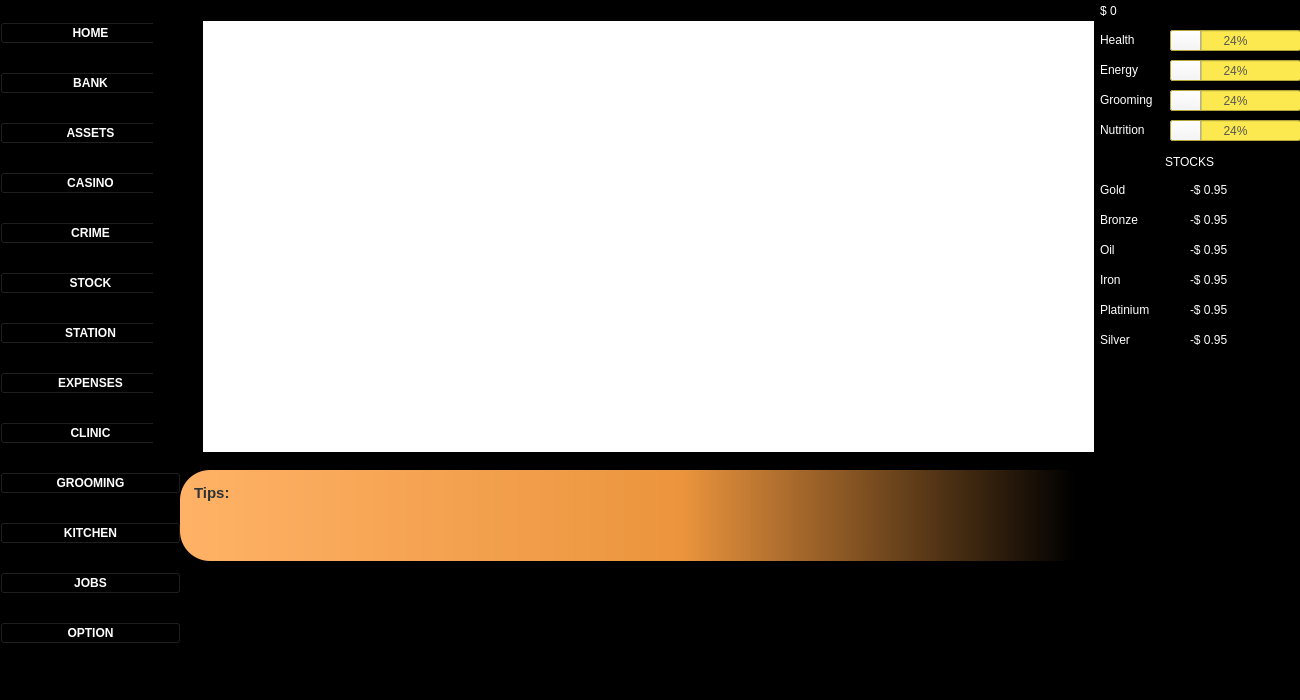
First picture: the form in mainwindow.ui, repository ib-Jkid/cpp_game_VitualB-R, before the edit.
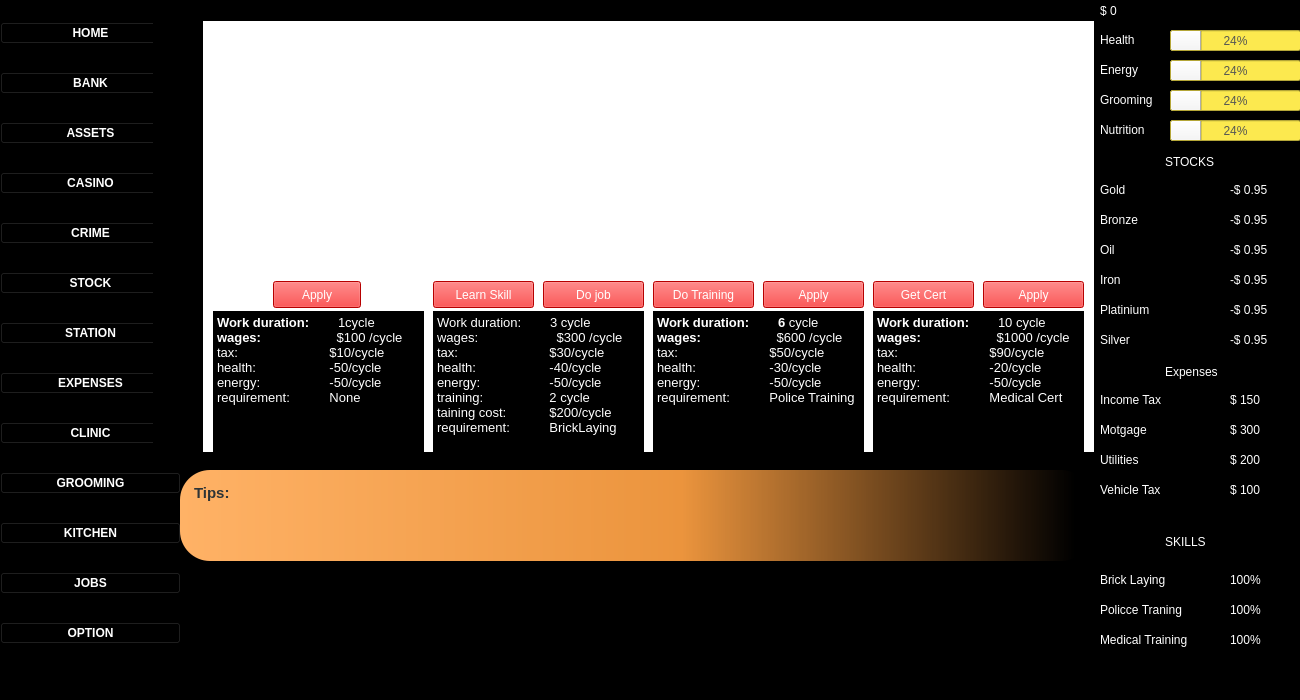
Second picture: the form after the edit. The open tabs and pages were chosen to show the change. Icons and pictures are not drawn.

The edit to the form file:
```diff
--- a/mainwindow.ui
+++ b/mainwindow.ui
@@ -3890,8 +3890,277 @@
        <property name="styleSheet">
         <string notr="true">font-size: 30px;</string>
        </property>
+      </widget>
+      <widget class="QWidget" name="widget_51" native="true">
+       <property name="geometry">
+        <rect>
+         <x>450</x>
+         <y>10</y>
+         <width>211</width>
+         <height>241</height>
+        </rect>
+       </property>
+       <property name="styleSheet">
+        <string notr="true">border-image: url(:/images/images/policeOfficer.png);</string>
+       </property>
+      </widget>
+      <widget class="QWidget" name="widget_52" native="true">
+       <property name="geometry">
+        <rect>
+         <x>230</x>
+         <y>10</y>
+         <width>211</width>
+         <height>241</height>
+        </rect>
+       </property>
+       <property name="styleSheet">
+        <string notr="true">border-image: url(:/images/images/brickLaying.jpg);</string>
+       </property>
+      </widget>
+      <widget class="QWidget" name="widget_53" native="true">
+       <property name="geometry">
+        <rect>
+         <x>10</x>
+         <y>10</y>
+         <width>211</width>
+         <height>241</height>
+        </rect>
+       </property>
+       <property name="styleSheet">
+        <string notr="true">border-image:url(:/images/images/hardlabour.jpg)</string>
+       </property>
+      </widget>
+      <widget class="QPushButton" name="pushButton_4">
+       <property name="geometry">
+        <rect>
+         <x>70</x>
+         <y>260</y>
+         <width>88</width>
+         <height>27</height>
+        </rect>
+       </property>
+       <property name="styleSheet">
+        <string notr="true">background-color: red;
+color: white;</string>
+       </property>
        <property name="text">
-        <string>Comming Soon</string>
+        <string>Apply</string>
+       </property>
+      </widget>
+      <widget class="QTextEdit" name="textEdit_6">
+       <property name="geometry">
+        <rect>
+         <x>10</x>
+         <y>290</y>
+         <width>211</width>
+         <height>141</height>
+        </rect>
+       </property>
+       <property name="styleSheet">
+        <string notr="true">border: none;
+background-color:  black;
+color:: white;
+</string>
+       </property>
+       <property name="html">
+        <string>&lt;!DOCTYPE HTML PUBLIC &quot;-//W3C//DTD HTML 4.0//EN&quot; &quot;http://www.w3.org/TR/REC-html40/strict.dtd&quot;&gt;
+&lt;html&gt;&lt;head&gt;&lt;meta name=&quot;qrichtext&quot; content=&quot;1&quot; /&gt;&lt;style type=&quot;text/css&quot;&gt;
+p, li { white-space: pre-wrap; }
+&lt;/style&gt;&lt;/head&gt;&lt;body style=&quot; font-family:'Cantarell'; font-size:11pt; font-weight:400; font-style:normal;&quot;&gt;
+&lt;p align=&quot;justify&quot; style=&quot; margin-top:0px; margin-bottom:0px; margin-left:0px; margin-right:0px; -qt-block-indent:0; text-indent:0px;&quot;&gt;&lt;span style=&quot; font-family:'Cantarell'; font-size:10pt; font-weight:600;&quot;&gt;Work duration:        &lt;/span&gt;&lt;span style=&quot; font-family:'Cantarell'; font-size:10pt;&quot;&gt;1cycle&lt;/span&gt;&lt;/p&gt;
+&lt;p align=&quot;justify&quot; style=&quot; margin-top:0px; margin-bottom:0px; margin-left:0px; margin-right:0px; -qt-block-indent:0; text-indent:0px;&quot;&gt;&lt;span style=&quot; font-family:'Cantarell'; font-size:10pt; font-weight:600;&quot;&gt;wages: 	           &lt;/span&gt;&lt;span style=&quot; font-family:'Cantarell'; font-size:10pt;&quot;&gt;$100 /cycle&lt;/span&gt;&lt;/p&gt;
+&lt;p align=&quot;justify&quot; style=&quot; margin-top:0px; margin-bottom:0px; margin-left:0px; margin-right:0px; -qt-block-indent:0; text-indent:0px;&quot;&gt;&lt;span style=&quot; font-family:'Cantarell'; font-size:10pt;&quot;&gt;tax:	         $10/cycle&lt;/span&gt;&lt;/p&gt;
+&lt;p align=&quot;justify&quot; style=&quot; margin-top:0px; margin-bottom:0px; margin-left:0px; margin-right:0px; -qt-block-indent:0; text-indent:0px;&quot;&gt;&lt;span style=&quot; font-family:'Cantarell'; font-size:10pt;&quot;&gt;health: 	         -50/cycle&lt;/span&gt;&lt;/p&gt;
+&lt;p align=&quot;justify&quot; style=&quot; margin-top:0px; margin-bottom:0px; margin-left:0px; margin-right:0px; -qt-block-indent:0; text-indent:0px;&quot;&gt;&lt;span style=&quot; font-family:'Cantarell'; font-size:10pt;&quot;&gt;energy:	         -50/cycle&lt;/span&gt;&lt;/p&gt;
+&lt;p align=&quot;justify&quot; style=&quot; margin-top:0px; margin-bottom:0px; margin-left:0px; margin-right:0px; -qt-block-indent:0; text-indent:0px;&quot;&gt;&lt;span style=&quot; font-family:'Cantarell'; font-size:10pt;&quot;&gt;requirement:	         None&lt;/span&gt;&lt;/p&gt;&lt;/body&gt;&lt;/html&gt;</string>
+       </property>
+      </widget>
+      <widget class="QPushButton" name="pushButton_5">
+       <property name="geometry">
+        <rect>
+         <x>230</x>
+         <y>260</y>
+         <width>101</width>
+         <height>27</height>
+        </rect>
+       </property>
+       <property name="styleSheet">
+        <string notr="true">background-color: red;
+color: white;</string>
+       </property>
+       <property name="text">
+        <string>Learn Skill</string>
+       </property>
+      </widget>
+      <widget class="QPushButton" name="pushButton_6">
+       <property name="geometry">
+        <rect>
+         <x>340</x>
+         <y>260</y>
+         <width>101</width>
+         <height>27</height>
+        </rect>
+       </property>
+       <property name="styleSheet">
+        <string notr="true">background-color: red;
+color: white;</string>
+       </property>
+       <property name="text">
+        <string>Do job</string>
+       </property>
+      </widget>
+      <widget class="QTextEdit" name="textEdit_7">
+       <property name="geometry">
+        <rect>
+         <x>230</x>
+         <y>290</y>
+         <width>211</width>
+         <height>141</height>
+        </rect>
+       </property>
+       <property name="styleSheet">
+        <string notr="true">border: none;
+background-color:  black;
+color:: white;
+</string>
+       </property>
+       <property name="html">
+        <string>&lt;!DOCTYPE HTML PUBLIC &quot;-//W3C//DTD HTML 4.0//EN&quot; &quot;http://www.w3.org/TR/REC-html40/strict.dtd&quot;&gt;
+&lt;html&gt;&lt;head&gt;&lt;meta name=&quot;qrichtext&quot; content=&quot;1&quot; /&gt;&lt;style type=&quot;text/css&quot;&gt;
+p, li { white-space: pre-wrap; }
+&lt;/style&gt;&lt;/head&gt;&lt;body style=&quot; font-family:'Cantarell'; font-size:11pt; font-weight:400; font-style:normal;&quot;&gt;
+&lt;p align=&quot;justify&quot; style=&quot; margin-top:0px; margin-bottom:0px; margin-left:0px; margin-right:0px; -qt-block-indent:0; text-indent:0px;&quot;&gt;&lt;span style=&quot; font-family:'Cantarell'; font-size:10pt;&quot;&gt;Work duration:        3 cycle&lt;/span&gt;&lt;/p&gt;
+&lt;p align=&quot;justify&quot; style=&quot; margin-top:0px; margin-bottom:0px; margin-left:0px; margin-right:0px; -qt-block-indent:0; text-indent:0px;&quot;&gt;&lt;span style=&quot; font-family:'Cantarell'; font-size:10pt;&quot;&gt;wages: &lt;/span&gt;&lt;span style=&quot; font-family:'Cantarell'; font-size:10pt; font-weight:600;&quot;&gt;	           &lt;/span&gt;&lt;span style=&quot; font-family:'Cantarell'; font-size:10pt;&quot;&gt;$300 /cycle&lt;/span&gt;&lt;/p&gt;
+&lt;p align=&quot;justify&quot; style=&quot; margin-top:0px; margin-bottom:0px; margin-left:0px; margin-right:0px; -qt-block-indent:0; text-indent:0px;&quot;&gt;&lt;span style=&quot; font-family:'Cantarell'; font-size:10pt;&quot;&gt;tax:	         $30/cycle&lt;/span&gt;&lt;/p&gt;
+&lt;p align=&quot;justify&quot; style=&quot; margin-top:0px; margin-bottom:0px; margin-left:0px; margin-right:0px; -qt-block-indent:0; text-indent:0px;&quot;&gt;&lt;span style=&quot; font-family:'Cantarell'; font-size:10pt;&quot;&gt;health: 	         -40/cycle&lt;/span&gt;&lt;/p&gt;
+&lt;p align=&quot;justify&quot; style=&quot; margin-top:0px; margin-bottom:0px; margin-left:0px; margin-right:0px; -qt-block-indent:0; text-indent:0px;&quot;&gt;&lt;span style=&quot; font-family:'Cantarell'; font-size:10pt;&quot;&gt;energy:	         -50/cycle&lt;/span&gt;&lt;/p&gt;
+&lt;p align=&quot;justify&quot; style=&quot; margin-top:0px; margin-bottom:0px; margin-left:0px; margin-right:0px; -qt-block-indent:0; text-indent:0px;&quot;&gt;&lt;span style=&quot; font-family:'Cantarell'; font-size:10pt;&quot;&gt;training:	         2 cycle&lt;/span&gt;&lt;/p&gt;
+&lt;p align=&quot;justify&quot; style=&quot; margin-top:0px; margin-bottom:0px; margin-left:0px; margin-right:0px; -qt-block-indent:0; text-indent:0px;&quot;&gt;&lt;span style=&quot; font-family:'Cantarell'; font-size:10pt;&quot;&gt;taining cost: 	         $200/cycle&lt;/span&gt;&lt;/p&gt;
+&lt;p align=&quot;justify&quot; style=&quot; margin-top:0px; margin-bottom:0px; margin-left:0px; margin-right:0px; -qt-block-indent:0; text-indent:0px;&quot;&gt;&lt;span style=&quot; font-family:'Cantarell'; font-size:10pt;&quot;&gt;requirement:	         BrickLaying&lt;/span&gt;&lt;/p&gt;&lt;/body&gt;&lt;/html&gt;</string>
+       </property>
+      </widget>
+      <widget class="QPushButton" name="pushButton_7">
+       <property name="geometry">
+        <rect>
+         <x>560</x>
+         <y>260</y>
+         <width>101</width>
+         <height>27</height>
+        </rect>
+       </property>
+       <property name="styleSheet">
+        <string notr="true">background-color: red;
+color: white;</string>
+       </property>
+       <property name="text">
+        <string>Apply</string>
+       </property>
+      </widget>
+      <widget class="QPushButton" name="pushButton_8">
+       <property name="geometry">
+        <rect>
+         <x>450</x>
+         <y>260</y>
+         <width>101</width>
+         <height>27</height>
+        </rect>
+       </property>
+       <property name="styleSheet">
+        <string notr="true">background-color: red;
+color: white;</string>
+       </property>
+       <property name="text">
+        <string>Do Training</string>
+       </property>
+      </widget>
+      <widget class="QTextEdit" name="textEdit_8">
+       <property name="geometry">
+        <rect>
+         <x>450</x>
+         <y>290</y>
+         <width>211</width>
+         <height>141</height>
+        </rect>
+       </property>
+       <property name="styleSheet">
+        <string notr="true">border: none;
+background-color:  black;
+color:: white;
+</string>
+       </property>
+       <property name="html">
+        <string>&lt;!DOCTYPE HTML PUBLIC &quot;-//W3C//DTD HTML 4.0//EN&quot; &quot;http://www.w3.org/TR/REC-html40/strict.dtd&quot;&gt;
+&lt;html&gt;&lt;head&gt;&lt;meta name=&quot;qrichtext&quot; content=&quot;1&quot; /&gt;&lt;style type=&quot;text/css&quot;&gt;
+p, li { white-space: pre-wrap; }
+&lt;/style&gt;&lt;/head&gt;&lt;body style=&quot; font-family:'Cantarell'; font-size:11pt; font-weight:400; font-style:normal;&quot;&gt;
+&lt;p align=&quot;justify&quot; style=&quot; margin-top:0px; margin-bottom:0px; margin-left:0px; margin-right:0px; -qt-block-indent:0; text-indent:0px;&quot;&gt;&lt;span style=&quot; font-family:'Cantarell'; font-size:10pt; font-weight:600;&quot;&gt;Work duration:        6 &lt;/span&gt;&lt;span style=&quot; font-family:'Cantarell'; font-size:10pt;&quot;&gt;cycle&lt;/span&gt;&lt;/p&gt;
+&lt;p align=&quot;justify&quot; style=&quot; margin-top:0px; margin-bottom:0px; margin-left:0px; margin-right:0px; -qt-block-indent:0; text-indent:0px;&quot;&gt;&lt;span style=&quot; font-family:'Cantarell'; font-size:10pt; font-weight:600;&quot;&gt;wages: 	           &lt;/span&gt;&lt;span style=&quot; font-family:'Cantarell'; font-size:10pt;&quot;&gt;$600 /cycle&lt;/span&gt;&lt;/p&gt;
+&lt;p align=&quot;justify&quot; style=&quot; margin-top:0px; margin-bottom:0px; margin-left:0px; margin-right:0px; -qt-block-indent:0; text-indent:0px;&quot;&gt;&lt;span style=&quot; font-family:'Cantarell'; font-size:10pt;&quot;&gt;tax:	         $50/cycle&lt;/span&gt;&lt;/p&gt;
+&lt;p align=&quot;justify&quot; style=&quot; margin-top:0px; margin-bottom:0px; margin-left:0px; margin-right:0px; -qt-block-indent:0; text-indent:0px;&quot;&gt;&lt;span style=&quot; font-family:'Cantarell'; font-size:10pt;&quot;&gt;health: 	         -30/cycle&lt;/span&gt;&lt;/p&gt;
+&lt;p align=&quot;justify&quot; style=&quot; margin-top:0px; margin-bottom:0px; margin-left:0px; margin-right:0px; -qt-block-indent:0; text-indent:0px;&quot;&gt;&lt;span style=&quot; font-family:'Cantarell'; font-size:10pt;&quot;&gt;energy:	         -50/cycle&lt;/span&gt;&lt;/p&gt;
+&lt;p align=&quot;justify&quot; style=&quot; margin-top:0px; margin-bottom:0px; margin-left:0px; margin-right:0px; -qt-block-indent:0; text-indent:0px;&quot;&gt;&lt;span style=&quot; font-family:'Cantarell'; font-size:10pt;&quot;&gt;requirement:	         Police Training&lt;/span&gt;&lt;/p&gt;&lt;/body&gt;&lt;/html&gt;</string>
+       </property>
+      </widget>
+      <widget class="QPushButton" name="pushButton_9">
+       <property name="geometry">
+        <rect>
+         <x>780</x>
+         <y>260</y>
+         <width>101</width>
+         <height>27</height>
+        </rect>
+       </property>
+       <property name="styleSheet">
+        <string notr="true">background-color: red;
+color: white;</string>
+       </property>
+       <property name="text">
+        <string>Apply</string>
+       </property>
+      </widget>
+      <widget class="QPushButton" name="pushButton_10">
+       <property name="geometry">
+        <rect>
+         <x>670</x>
+         <y>260</y>
+         <width>101</width>
+         <height>27</height>
+        </rect>
+       </property>
+       <property name="styleSheet">
+        <string notr="true">background-color: red;
+color: white;</string>
+       </property>
+       <property name="text">
+        <string>Get Cert</string>
+       </property>
+      </widget>
+      <widget class="QTextEdit" name="textEdit_9">
+       <property name="geometry">
+        <rect>
+         <x>670</x>
+         <y>290</y>
+         <width>211</width>
+         <height>141</height>
+        </rect>
+       </property>
+       <property name="styleSheet">
+        <string notr="true">border: none;
+background-color:  black;
+color:: white;
+</string>
+       </property>
+       <property name="html">
+        <string>&lt;!DOCTYPE HTML PUBLIC &quot;-//W3C//DTD HTML 4.0//EN&quot; &quot;http://www.w3.org/TR/REC-html40/strict.dtd&quot;&gt;
+&lt;html&gt;&lt;head&gt;&lt;meta name=&quot;qrichtext&quot; content=&quot;1&quot; /&gt;&lt;style type=&quot;text/css&quot;&gt;
+p, li { white-space: pre-wrap; }
+&lt;/style&gt;&lt;/head&gt;&lt;body style=&quot; font-family:'Cantarell'; font-size:11pt; font-weight:400; font-style:normal;&quot;&gt;
+&lt;p align=&quot;justify&quot; style=&quot; margin-top:0px; margin-bottom:0px; margin-left:0px; margin-right:0px; -qt-block-indent:0; text-indent:0px;&quot;&gt;&lt;span style=&quot; font-family:'Cantarell'; font-size:10pt; font-weight:600;&quot;&gt;Work duration:        &lt;/span&gt;&lt;span style=&quot; font-family:'Cantarell'; font-size:10pt;&quot;&gt;10 cycle&lt;/span&gt;&lt;/p&gt;
+&lt;p align=&quot;justify&quot; style=&quot; margin-top:0px; margin-bottom:0px; margin-left:0px; margin-right:0px; -qt-block-indent:0; text-indent:0px;&quot;&gt;&lt;span style=&quot; font-family:'Cantarell'; font-size:10pt; font-weight:600;&quot;&gt;wages: 	           &lt;/span&gt;&lt;span style=&quot; font-family:'Cantarell'; font-size:10pt;&quot;&gt;$1000 /cycle&lt;/span&gt;&lt;/p&gt;
+&lt;p align=&quot;justify&quot; style=&quot; margin-top:0px; margin-bottom:0px; margin-left:0px; margin-right:0px; -qt-block-indent:0; text-indent:0px;&quot;&gt;&lt;span style=&quot; font-family:'Cantarell'; font-size:10pt;&quot;&gt;tax:	         $90/cycle&lt;/span&gt;&lt;/p&gt;
+&lt;p align=&quot;justify&quot; style=&quot; margin-top:0px; margin-bottom:0px; margin-left:0px; margin-right:0px; -qt-block-indent:0; text-indent:0px;&quot;&gt;&lt;span style=&quot; font-family:'Cantarell'; font-size:10pt;&quot;&gt;health: 	         -20/cycle&lt;/span&gt;&lt;/p&gt;
+&lt;p align=&quot;justify&quot; style=&quot; margin-top:0px; margin-bottom:0px; margin-left:0px; margin-right:0px; -qt-block-indent:0; text-indent:0px;&quot;&gt;&lt;span style=&quot; font-family:'Cantarell'; font-size:10pt;&quot;&gt;energy:	         -50/cycle&lt;/span&gt;&lt;/p&gt;
+&lt;p align=&quot;justify&quot; style=&quot; margin-top:0px; margin-bottom:0px; margin-left:0px; margin-right:0px; -qt-block-indent:0; text-indent:0px;&quot;&gt;&lt;span style=&quot; font-family:'Cantarell'; font-size:10pt;&quot;&gt;requirement:	         Medical Cert&lt;/span&gt;&lt;/p&gt;&lt;/body&gt;&lt;/html&gt;</string>
        </property>
       </widget>
      </widget>
@@ -4186,7 +4455,7 @@
    <widget class="QLabel" name="goldStatLabel">
     <property name="geometry">
      <rect>
-      <x>1190</x>
+      <x>1230</x>
       <y>180</y>
       <width>67</width>
       <height>19</height>
@@ -4199,7 +4468,7 @@
    <widget class="QLabel" name="bronzeStatLabel">
     <property name="geometry">
      <rect>
-      <x>1190</x>
+      <x>1230</x>
       <y>210</y>
       <width>67</width>
       <height>19</height>
@@ -4212,7 +4481,7 @@
    <widget class="QLabel" name="crudeStatLabel">
     <property name="geometry">
      <rect>
-      <x>1190</x>
+      <x>1230</x>
       <y>240</y>
       <width>67</width>
       <height>19</height>
@@ -4225,7 +4494,7 @@
    <widget class="QLabel" name="ironStatLabel">
     <property name="geometry">
      <rect>
-      <x>1190</x>
+      <x>1230</x>
       <y>270</y>
       <width>67</width>
       <height>19</height>
@@ -4238,7 +4507,7 @@
    <widget class="QLabel" name="platinumStatLabel">
     <property name="geometry">
      <rect>
-      <x>1190</x>
+      <x>1230</x>
       <y>300</y>
       <width>67</width>
       <height>19</height>
@@ -4251,7 +4520,7 @@
    <widget class="QLabel" name="silverStatLabel">
     <property name="geometry">
      <rect>
-      <x>1190</x>
+      <x>1230</x>
       <y>330</y>
       <width>67</width>
       <height>19</height>
@@ -4294,6 +4563,214 @@
 &lt;p style=&quot;-qt-paragraph-type:empty; margin-top:0px; margin-bottom:0px; margin-left:0px; margin-right:0px; -qt-block-indent:0; text-indent:0px; font-family:'Cantarell';&quot;&gt;&lt;br /&gt;&lt;/p&gt;&lt;/body&gt;&lt;/html&gt;</string>
     </property>
    </widget>
+   <widget class="QLabel" name="label_49">
+    <property name="geometry">
+     <rect>
+      <x>1100</x>
+      <y>570</y>
+      <width>91</width>
+      <height>19</height>
+     </rect>
+    </property>
+    <property name="text">
+     <string>Brick Laying</string>
+    </property>
+   </widget>
+   <widget class="QLabel" name="label_50">
+    <property name="geometry">
+     <rect>
+      <x>1100</x>
+      <y>630</y>
+      <width>121</width>
+      <height>19</height>
+     </rect>
+    </property>
+    <property name="text">
+     <string>Medical Training</string>
+    </property>
+   </widget>
+   <widget class="QLabel" name="crudeStatLabel_2">
+    <property name="geometry">
+     <rect>
+      <x>1230</x>
+      <y>630</y>
+      <width>67</width>
+      <height>19</height>
+     </rect>
+    </property>
+    <property name="text">
+     <string>100%</string>
+    </property>
+   </widget>
+   <widget class="QLabel" name="goldStatLabel_2">
+    <property name="geometry">
+     <rect>
+      <x>1230</x>
+      <y>570</y>
+      <width>67</width>
+      <height>19</height>
+     </rect>
+    </property>
+    <property name="text">
+     <string>100%</string>
+    </property>
+   </widget>
+   <widget class="QLabel" name="bronzeStatLabel_2">
+    <property name="geometry">
+     <rect>
+      <x>1230</x>
+      <y>600</y>
+      <width>67</width>
+      <height>19</height>
+     </rect>
+    </property>
+    <property name="text">
+     <string>100%</string>
+    </property>
+   </widget>
+   <widget class="QLabel" name="label_51">
+    <property name="geometry">
+     <rect>
+      <x>1100</x>
+      <y>600</y>
+      <width>111</width>
+      <height>19</height>
+     </rect>
+    </property>
+    <property name="text">
+     <string>Policce Traning</string>
+    </property>
+   </widget>
+   <widget class="QPlainTextEdit" name="plainTextEdit_6">
+    <property name="geometry">
+     <rect>
+      <x>1160</x>
+      <y>530</y>
+      <width>104</width>
+      <height>31</height>
+     </rect>
+    </property>
+    <property name="plainText">
+     <string>SKILLS</string>
+    </property>
+   </widget>
+   <widget class="QLabel" name="label_52">
+    <property name="geometry">
+     <rect>
+      <x>1100</x>
+      <y>450</y>
+      <width>67</width>
+      <height>19</height>
+     </rect>
+    </property>
+    <property name="text">
+     <string>Utilities</string>
+    </property>
+   </widget>
+   <widget class="QLabel" name="ironStatLabel_2">
+    <property name="geometry">
+     <rect>
+      <x>1230</x>
+      <y>390</y>
+      <width>67</width>
+      <height>19</height>
+     </rect>
+    </property>
+    <property name="text">
+     <string>$ 150</string>
+    </property>
+   </widget>
+   <widget class="QLabel" name="label_53">
+    <property name="geometry">
+     <rect>
+      <x>1100</x>
+      <y>390</y>
+      <width>101</width>
+      <height>19</height>
+     </rect>
+    </property>
+    <property name="text">
+     <string>Income Tax</string>
+    </property>
+   </widget>
+   <widget class="QLabel" name="silverStatLabel_2">
+    <property name="geometry">
+     <rect>
+      <x>1230</x>
+      <y>450</y>
+      <width>67</width>
+      <height>19</height>
+     </rect>
+    </property>
+    <property name="text">
+     <string>$ 200</string>
+    </property>
+   </widget>
+   <widget class="QLabel" name="label_54">
+    <property name="geometry">
+     <rect>
+      <x>1100</x>
+      <y>420</y>
+      <width>81</width>
+      <height>19</height>
+     </rect>
+    </property>
+    <property name="text">
+     <string>Motgage</string>
+    </property>
+   </widget>
+   <widget class="QLabel" name="platinumStatLabel_2">
+    <property name="geometry">
+     <rect>
+      <x>1230</x>
+      <y>420</y>
+      <width>67</width>
+      <height>19</height>
+     </rect>
+    </property>
+    <property name="text">
+     <string>$ 300</string>
+    </property>
+   </widget>
+   <widget class="QPlainTextEdit" name="plainTextEdit_7">
+    <property name="geometry">
+     <rect>
+      <x>1160</x>
+      <y>360</y>
+      <width>104</width>
+      <height>31</height>
+     </rect>
+    </property>
+    <property name="plainText">
+     <string>Expenses</string>
+    </property>
+   </widget>
+   <widget class="QLabel" name="label_55">
+    <property name="geometry">
+     <rect>
+      <x>1100</x>
+      <y>480</y>
+      <width>81</width>
+      <height>19</height>
+     </rect>
+    </property>
+    <property name="text">
+     <string>Vehicle Tax</string>
+    </property>
+   </widget>
+   <widget class="QLabel" name="silverStatLabel_3">
+    <property name="geometry">
+     <rect>
+      <x>1230</x>
+      <y>480</y>
+      <width>67</width>
+      <height>19</height>
+     </rect>
+    </property>
+    <property name="text">
+     <string>$ 100</string>
+    </property>
+   </widget>
   </widget>
   <widget class="QMenuBar" name="menubar">
    <property name="geometry">
```
Left out of the diff: 173 changed lines with no effect on the pictures.
